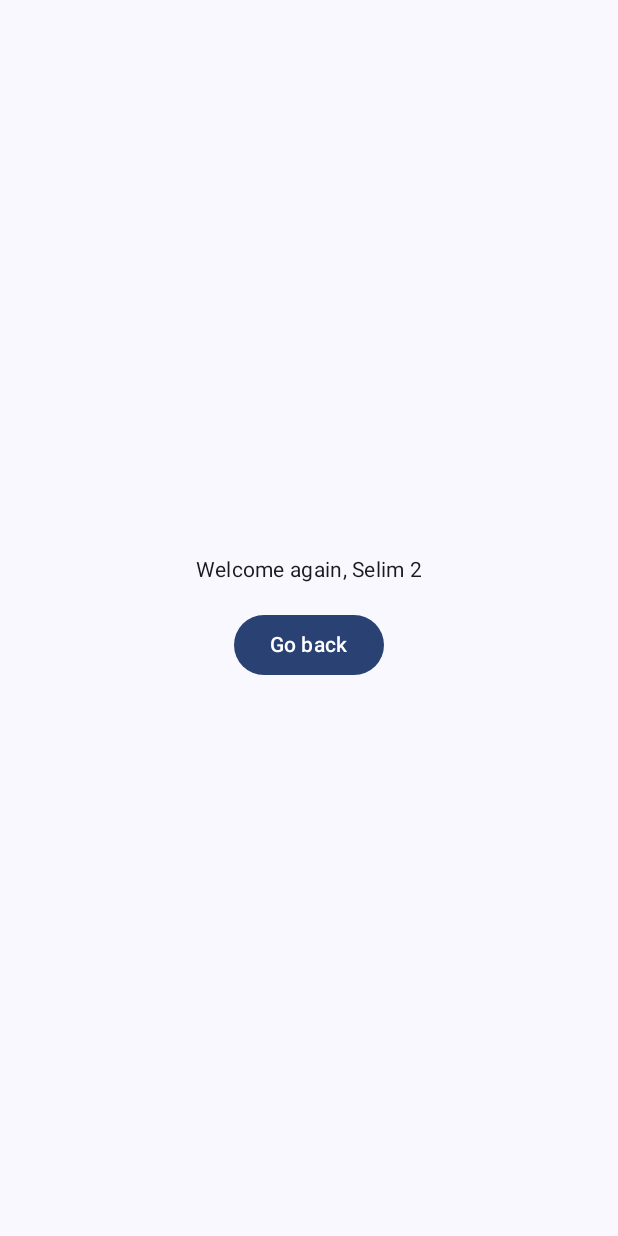
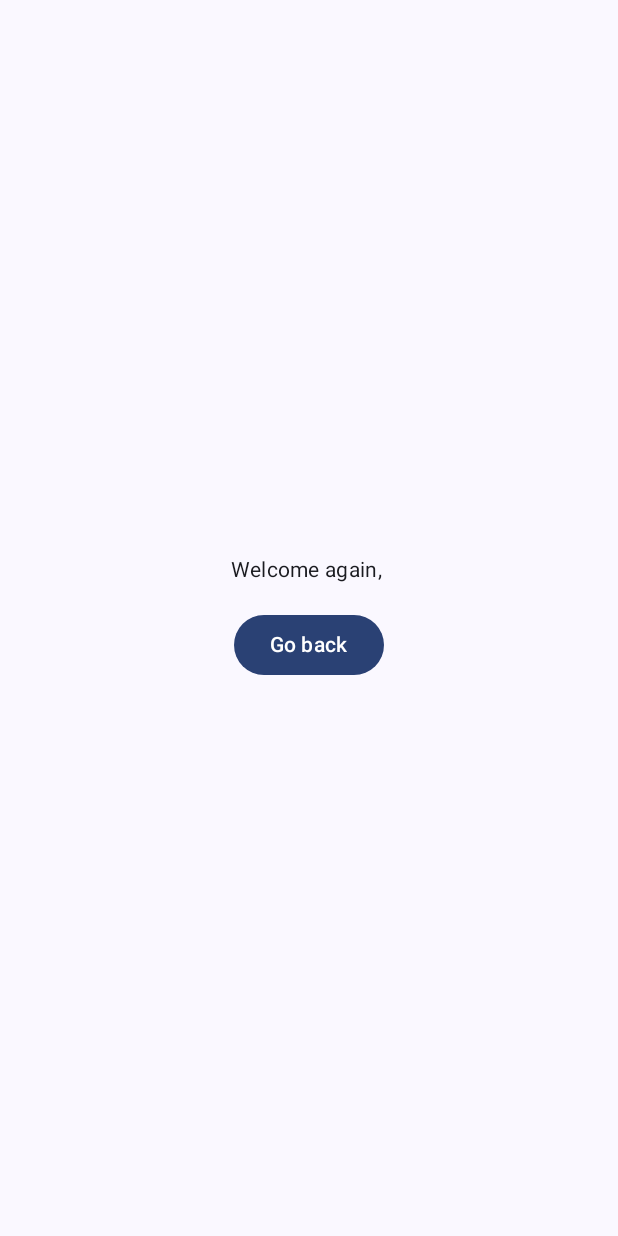
Before and after one commit to meetOzan/BasicNavigationCompose, an Android app built with Jetpack Compose: the screen it shows after launch (MainActivity), after a tap on "Continue", on a phone screen of 412 x 824 dp. Run offline under Robolectric (Android 15) with nearby library versions, the phone set to English and light mode, and no system bars.

Commit message:
Args done

```diff
--- a/app/src/main/java/com/example/basicnavigationcompose/Destination.kt
+++ b/app/src/main/java/com/example/basicnavigationcompose/Destination.kt
@@ -1,4 +1,7 @@
 package com.example.basicnavigationcompose
+
+import androidx.navigation.NavType
+import androidx.navigation.navArgument
 
 interface Destination{
     val route : String
@@ -10,4 +13,10 @@ object Main : Destination {
 
 object Welcome : Destination {
     override val route = "welcome_screen"
+    const val argsKey = "name"
+    val routeWithArgs = "${route}/{${argsKey}}"
+    val args = listOf(
+        navArgument(argsKey) {NavType.StringType}
+    )
+
 }
--- a/app/src/main/java/com/example/basicnavigationcompose/MainActivity.kt
+++ b/app/src/main/java/com/example/basicnavigationcompose/MainActivity.kt
@@ -39,25 +39,42 @@ fun MyApp() {
 }
 
 // NavHost
-
 // In that code I can change screens with Navigation without Args.
 @Composable
 fun BasicNavHost(navController: NavHostController) {
     androidx.navigation.compose.NavHost(
         navController = navController, startDestination = Main.route
     ) {
+
         composable(Main.route) {
-            MainScreen({ navController.navigateSingleTopTo(Welcome.route) })
+            MainScreen(onContinue = {
+                // It's for throw args to WelcomeScreen
+                // navController.navigateWelcome("${Welcome.route}/$it")
+
+                navController.navigateToWelcome(it)
+            })
         }
-        composable(Welcome.route) {
+
+        composable(
+            route = Welcome.routeWithArgs, arguments = Welcome.args
+        ) { navStackEntry ->
+
+            // argKey is for, use in WelcomeScreen's name param.
+            val argKey = navStackEntry.arguments?.getString(Welcome.argsKey)
+
             WelcomeScreen(
-                onGoBack = { navController.navigateSingleTopTo(Main.route) },
-                name = "Selim 2"
+                onGoBack = { navController.navigateWelcome(Main.route) },
+                name = argKey.toString()
             )
         }
     }
 }
 
 // infix navigate function for to use "launchSingleTop = true"
-fun NavHostController.navigateSingleTopTo(route: String) =
+fun NavHostController.navigateWelcome(route: String) =
     this.navigate(route) { launchSingleTop = true }
+
+// It's a ready func for navigate WelcomeScreen with args
+private fun NavHostController.navigateToWelcome(name: String) {
+    this.navigateWelcome("${Welcome.route}/$name")
+}
--- a/app/src/main/java/com/example/basicnavigationcompose/MainScreen.kt
+++ b/app/src/main/java/com/example/basicnavigationcompose/MainScreen.kt
@@ -20,8 +20,7 @@ import androidx.compose.ui.unit.dp
 
 @Composable
 fun MainScreen(
-    onContinue: () -> Unit,
-    modifier: Modifier = Modifier
+    onContinue: (String) -> Unit, modifier: Modifier = Modifier
 ) {
 
     // For TextField's onValueChange
@@ -38,7 +37,9 @@ fun MainScreen(
             text = it
         }, modifier.padding(8.dp))
         Spacer(modifier = Modifier.height(8.dp))
-        Button(onClick = onContinue) {
+        Button(onClick = {
+            onContinue(text)
+        }) {
             Text(text = "Continue")
         }
     }
--- a/app/src/main/res/xml/data_extraction_rules.xml
+++ b/app/src/main/res/xml/data_extraction_rules.xml
@@ -5,7 +5,7 @@
 -->
 <data-extraction-rules>
     <cloud-backup>
-        <!-- TODO: Use <include> and <exclude> to control what is backed up.
+        <!-- "TODO: Use <include> and <exclude> to control what is backed up.
         <include .../>
         <exclude .../>
         -->
```
